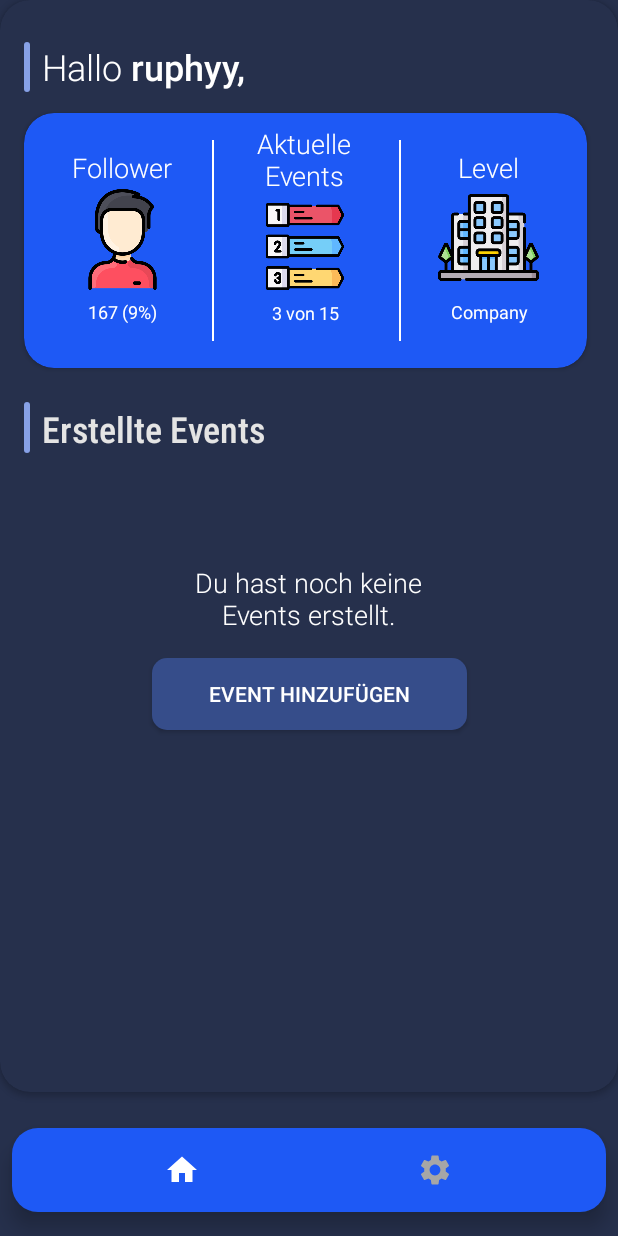
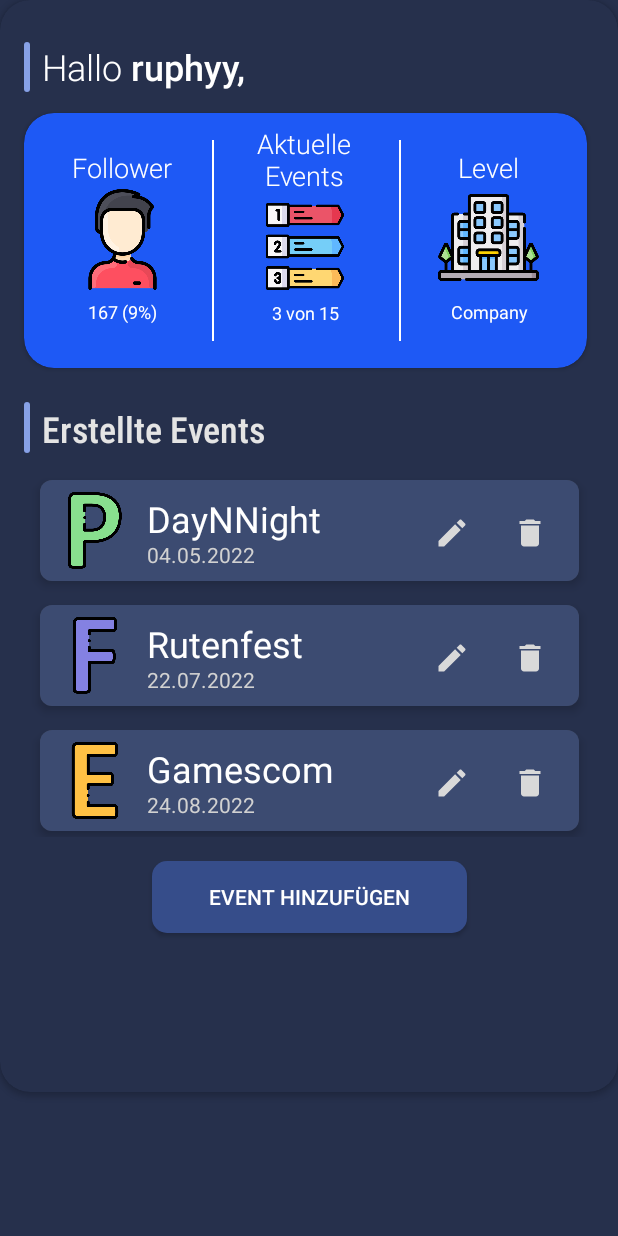
Before and after one commit to ruphyy/EventagerCreator, an Android app: the MainActivity screen opened directly, with no data from a screen before it, on a phone screen of 412 x 824 dp. Run offline under Robolectric (Android 15) with nearby library versions, the phone set to English and light mode, and no system bars; our stand-ins replace Volley.

```diff
--- a/app/src/main/java/net/ruphyy/eventagercreator/Activities/MainActivity.java
+++ b/app/src/main/java/net/ruphyy/eventagercreator/Activities/MainActivity.java
@@ -3,6 +3,7 @@ package net.ruphyy.eventagercreator.Activities;
 import androidx.appcompat.app.AppCompatActivity;
 import androidx.cardview.widget.CardView;
 import androidx.constraintlayout.widget.ConstraintLayout;
+import androidx.recyclerview.widget.LinearLayoutManager;
 import androidx.recyclerview.widget.RecyclerView;
 
 import android.content.ActivityNotFoundException;
@@ -18,6 +19,7 @@ import com.google.android.material.bottomnavigation.BottomNavigationView;
 
 import net.ruphyy.eventagercreator.Database.DbManager;
 import net.ruphyy.eventagercreator.Dialog.EventCreate;
+import net.ruphyy.eventagercreator.MyAdapter;
 import net.ruphyy.eventagercreator.R;
 
 // Note: String-Array in Arrays kein "'"!
@@ -44,7 +46,7 @@ public class MainActivity extends AppCompatActivity {
     private RecyclerView recyclerView;
     private String s1[], s2[];
     // Vorgefertigte Bilder (Party, Festival, Event)
-    private int[] images = {R.drawable.p,R.drawable.f,R.drawable.e};
+    private int[] images = {R.drawable.p,R.drawable.f,R.drawable.e,R.drawable.e};
     private BottomNavigationView navigationView;
     private ConstraintLayout homepage;
 
@@ -66,7 +68,7 @@ public class MainActivity extends AppCompatActivity {
         navigationView = findViewById(R.id.bottom_navigation);
         createEvent = findViewById(R.id.createEvent);
         createEventDialog = findViewById(R.id.createEventDialog);
-        s1 = getResources().getStringArray(R.array.events);
+        s1 = getResources().getStringArray(R.array.events1);
         s2 = getResources().getStringArray(R.array.dates);
 
         // Verstecke Settings Card damit man die Buttons im "Hintergrund" nicht klicken kann
@@ -111,15 +113,15 @@ public class MainActivity extends AppCompatActivity {
             recyclerView.setVisibility(View.GONE);
             emptyView.setVisibility(View.VISIBLE);
         } else {
-            for(int x = 0; userEvents > x; x++) {
-
-            }
+            MyAdapter ma = new MyAdapter(this, s1, s2, images);
+            recyclerView.setAdapter(ma);
+            recyclerView.setLayoutManager(new LinearLayoutManager(this));
             recyclerView.setVisibility(View.VISIBLE);
             emptyView.setVisibility(View.GONE);
         }
-
+        navigationView.setVisibility(View.GONE);
         // Navigationsleiste
-        navigationView.setOnNavigationItemSelectedListener
+        /*navigationView.setOnNavigationItemSelectedListener
                 ((BottomNavigationView.OnNavigationItemSelectedListener) item -> {
                     switch (item.getItemId()) {
                         case R.id.viewHome:
@@ -132,7 +134,7 @@ public class MainActivity extends AppCompatActivity {
                             break;
                     }
                     return false;
-                });
+                }); */
     }
 
     public void test() {
--- a/app/src/main/java/net/ruphyy/eventagercreator/Database/DbManager.java
+++ b/app/src/main/java/net/ruphyy/eventagercreator/Database/DbManager.java
@@ -79,7 +79,7 @@ public class DbManager {
 
     public static int getEventCount(int userid) {
         // Anzahl an Events vom Creator anzeigen, wenn keine erstellt, dann 0 zurückgeben
-        return 0;
+        return 4;
     }
 
 
--- a/app/src/main/res/values/strings.xml
+++ b/app/src/main/res/values/strings.xml
@@ -1,7 +1,7 @@
 <resources>
     <string name="app_name">EventagerCreator</string>
-    <string-array name="events1"></string-array>
-    <string-array name="events">
+    <string-array name="events"></string-array>
+    <string-array name="events1">
         <item>DayNNight</item>
         <item>Rutenfest</item>
         <item>Gamescom</item>
```
